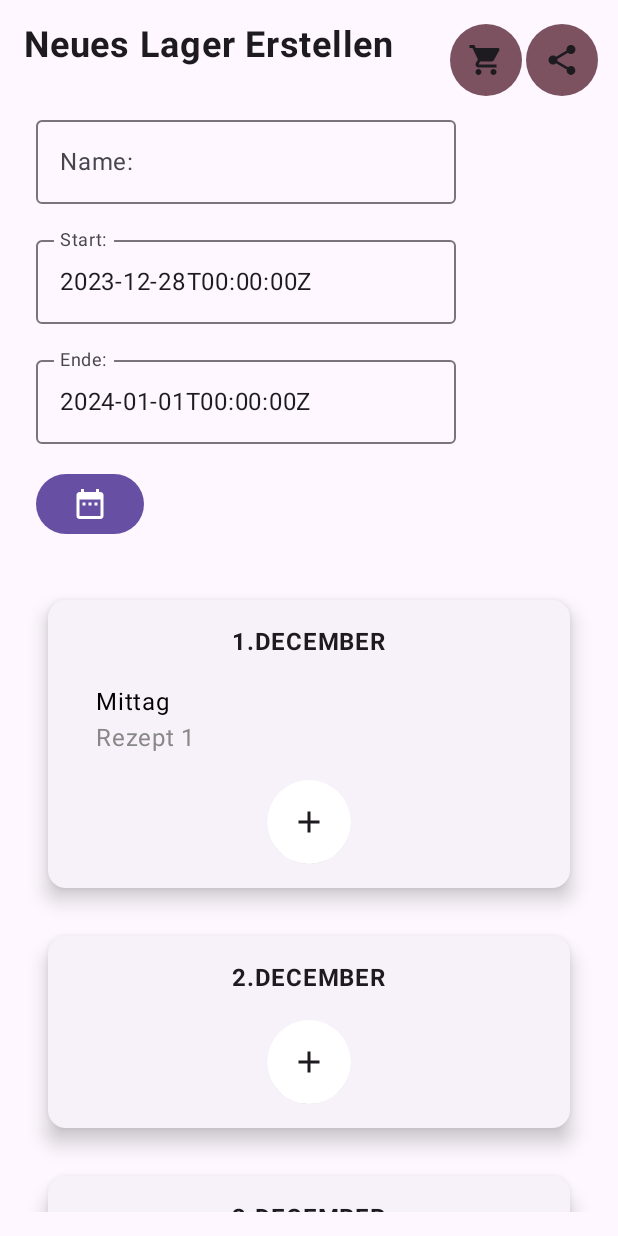
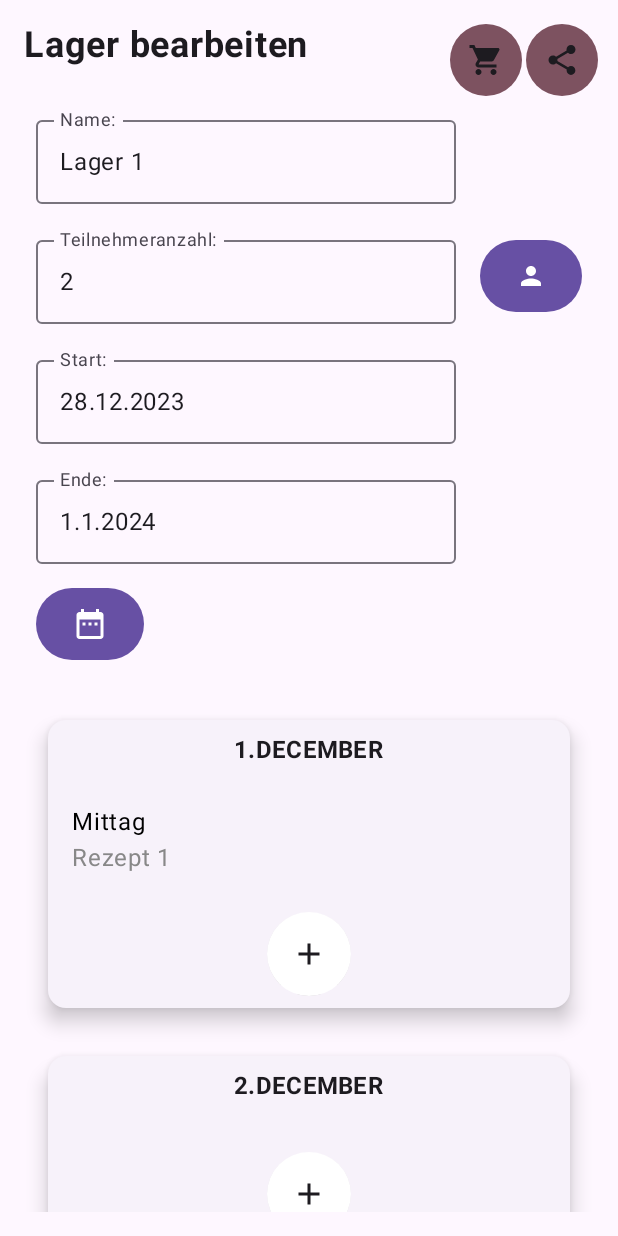
Before and after one commit to fkischewski99/futterbock_app, an Android app built with Jetpack Compose: the screen it shows after launch (MainActivity), after a tap on "ab", on a phone screen of 412 x 824 dp. Run offline under Robolectric (Android 15) with nearby library versions, the phone set to English and light mode, and no system bars; our stand-ins replace Compose Multiplatform resources, Voyager.

Commit message:
Added delete button

```diff
--- a/shared/src/commonMain/kotlin/App.kt
+++ b/shared/src/commonMain/kotlin/App.kt
@@ -9,7 +9,6 @@ import cafe.adriel.voyager.navigator.Navigator
 import cafe.adriel.voyager.transitions.SlideTransition
 import org.jetbrains.compose.resources.ExperimentalResourceApi
 import view.homescreen.HomeScreen
-import view.new_meal_screenimport.NewMealPage
 
 @OptIn(ExperimentalResourceApi::class, ExperimentalMaterial3Api::class)
 @Composable
--- a/shared/src/commonMain/kotlin/view/homescreen/EventOverview.kt
+++ b/shared/src/commonMain/kotlin/view/homescreen/EventOverview.kt
@@ -13,16 +13,44 @@ import model.Event
 import model.toListItem
 import kotlinx.datetime.LocalDate
 import view.new_event.NewEventScreen
+import view.shared.ListItem
 
 @OptIn(ExperimentalMaterial3Api::class)
 @Composable
 fun EventOverview() {
     MaterialTheme {
-        val event = Event( "id", LocalDate.parse("2023-12-01"),  LocalDate.parse("2023-12-05"), "stammeslager", "ab", "yoyo", ArrayList(), "ab", ArrayList());
-        val pastEvent = Event( "id", LocalDate.parse("2023-12-08"),  LocalDate.parse("2023-12-10"), "stammeslager", "ab", "yoyo", ArrayList(), "ab", ArrayList());
-        var currentList by remember { mutableStateOf(listOf(event.toListItem())) }
-        var pastList by remember { mutableStateOf(listOf(pastEvent.toListItem())) }
+        val event = Event(
+            "id",
+            LocalDate.parse("2023-12-01"),
+            LocalDate.parse("2023-12-05"),
+            "stammeslager",
+            "ab",
+            "yoyo",
+            ArrayList(),
+            "ab",
+            ArrayList()
+        );
+        val pastEvent = Event(
+            "id",
+            LocalDate.parse("2023-12-08"),
+            LocalDate.parse("2023-12-10"),
+            "stammeslager",
+            "ab",
+            "yoyo",
+            ArrayList(),
+            "ab",
+            ArrayList()
+        );
+
+        // Create a mutable state for the list
+        var currentList by mutableStateOf(mutableStateListOf(event.toListItem()))
+        var pastList by mutableStateOf(listOf(pastEvent.toListItem()))
         val navigator = LocalNavigator.currentOrThrow
+
+        fun deleteItemFromCurrentList(item: ListItem){
+            //TODO actually remove item
+            currentList.remove(item);
+        }
 
 
         Scaffold(
@@ -32,16 +60,22 @@ fun EventOverview() {
                 )
             }
         ) {
-            Column (
+            Column(
                 modifier = Modifier.padding(top = 45.dp)
-            ){
+            ) {
                 // Your screen content
 
-                CardWithList("Aktuelle Lager", currentList, addItemToList = {navigator.push(NewEventScreen(null))})
-                CardWithList("Vergangene Lager", pastList,)
+                CardWithList(
+                    "Aktuelle Lager",
+                    currentList,
+                    addItemToList = { navigator.push(NewEventScreen(null)) },
+                    onDeleteClick = {deleteItemFromCurrentList(it)}
+                )
+                CardWithList("Vergangene Lager", pastList)
             }
         }
     }
 
 
+
 }
--- a/shared/src/commonMain/kotlin/view/new_event/NewEventPage.kt
+++ b/shared/src/commonMain/kotlin/view/new_event/NewEventPage.kt
@@ -9,6 +9,7 @@ import androidx.compose.foundation.shape.RoundedCornerShape
 import androidx.compose.foundation.verticalScroll
 import androidx.compose.material.icons.Icons
 import androidx.compose.material.icons.filled.DateRange
+import androidx.compose.material.icons.filled.Person
 import androidx.compose.material.icons.filled.Share
 import androidx.compose.material.icons.filled.ShoppingCart
 import androidx.compose.material3.*
@@ -39,11 +40,11 @@ import view.new_meal_screen.NewMealScreen
 import kotlin.time.Duration.Companion.days
 
 
-@OptIn(ExperimentalMaterial3Api::class)
+@OptIn(ExperimentalMaterial3Api::class, ExperimentalLayoutApi::class)
 @Composable
 fun NewEventPage(event: Event) {
     val navigator = LocalNavigator.currentOrThrow
-    var name by remember { mutableStateOf(TextFieldValue()) }
+    var name by remember { mutableStateOf(TextFieldValue(event.name)) }
     var mealsGroupedByDate by remember {
         mutableStateOf<Map<LocalDate, MutableList<Meal>>>(mutableMapOf())
     }
@@ -74,7 +75,7 @@ fun NewEventPage(event: Event) {
     }
 
     val navigateToNewListItem: () -> Unit = {
-        navigator.push(NewMealScreen())
+        navigator.push(NewMealScreen(event.participantsSchedule))
     }
 
     val onDateSelectFunction: (selectedStartMilis: Long, selectedEndMilis: Long) -> Unit =
@@ -94,14 +95,14 @@ fun NewEventPage(event: Event) {
             modifier = Modifier.fillMaxSize()
         ) {
             Column(
-                modifier = Modifier.padding(16.dp).verticalScroll(rememberScrollState())
+                modifier = Modifier.padding(16.dp).verticalScroll(rememberScrollState()).fillMaxWidth()
             ) {
                 Row(
                     horizontalArrangement = Arrangement.SpaceBetween,
                     modifier = Modifier.fillMaxWidth()
                 ) {
                     Text(
-                        text = "Neues Lager Erstellen",
+                        text = "Lager bearbeiten",
                         fontSize = 24.sp,
                         fontWeight = FontWeight.Bold,
                         modifier = Modifier.padding(bottom = 16.dp).weight(1f),
@@ -132,13 +133,40 @@ fun NewEventPage(event: Event) {
                     }
                 }
 
-                Row() {
+                Row(
+                    modifier = Modifier.fillMaxWidth()
+                ) {
                     OutlinedTextField(
                         value = name.text,
                         onValueChange = { name = TextFieldValue(it) },
                         label = { Text("Name:") },
                         modifier = Modifier.padding(8.dp)
                     )
+                }
+                Row(
+                    modifier = Modifier.fillMaxWidth()
+                ) {
+                    OutlinedTextField(
+                        value = "" + event.participantsSchedule.size,
+                        readOnly = true,
+                        onValueChange = { },
+                        label = { Text("Teilnehmeranzahl:") },
+                        modifier = Modifier.padding(8.dp)
+                    )
+                    Button(
+                        // Calendar icon to open DatePicker
+                        onClick = {
+                            //TODO Navigate to Teilnehmerliste
+                        },
+                        modifier = Modifier
+                            .padding(8.dp).height(IntrinsicSize.Min).align(Alignment.CenterVertically),
+
+                        ) {
+                        Icon(
+                            imageVector = Icons.Default.Person,
+                            contentDescription = "Person",
+                        )
+                    }
                 }
                 SimpleDateRangePickerInDatePickerDialog(
                     onDateSelectFunction
@@ -147,7 +175,7 @@ fun NewEventPage(event: Event) {
                 mealsGroupedByDate.forEach { it ->
                     CardWithList(
                         "" + it.key.dayOfMonth + "." + it.key.month,
-                        it.value.map { meal -> meal.toListItem() }, navigateToNewListItem
+                        it.value.map { meal -> meal.toListItem() }.toMutableList(), navigateToNewListItem
                     )
                 }
 
--- a/shared/src/commonMain/kotlin/view/new_event/SimpleDateRangePicker.kt
+++ b/shared/src/commonMain/kotlin/view/new_event/SimpleDateRangePicker.kt
@@ -1,13 +1,12 @@
 package view.new_event
 
 import androidx.compose.foundation.layout.Arrangement
-import androidx.compose.foundation.layout.Column
 import androidx.compose.foundation.layout.ExperimentalLayoutApi
 import androidx.compose.foundation.layout.FlowRow
-import androidx.compose.foundation.layout.Row
+import androidx.compose.foundation.layout.IntrinsicSize
 import androidx.compose.foundation.layout.fillMaxWidth
+import androidx.compose.foundation.layout.height
 import androidx.compose.foundation.layout.padding
-import androidx.compose.foundation.layout.size
 import androidx.compose.foundation.shape.RoundedCornerShape
 import androidx.compose.material.icons.Icons
 import androidx.compose.material.icons.filled.DateRange
@@ -17,12 +16,10 @@ import androidx.compose.material3.DateRangePicker
 import androidx.compose.material3.DisplayMode
 import androidx.compose.material3.ExperimentalMaterial3Api
 import androidx.compose.material3.Icon
-import androidx.compose.material3.IconButton
 import androidx.compose.material3.OutlinedTextField
 import androidx.compose.material3.Text
 import androidx.compose.material3.TextButton
 import androidx.compose.material3.rememberDateRangePickerState
-
 import androidx.compose.runtime.Composable
 import androidx.compose.runtime.getValue
 import androidx.compose.runtime.mutableStateOf
@@ -30,16 +27,10 @@ import androidx.compose.runtime.remember
 import androidx.compose.runtime.setValue
 import androidx.compose.ui.Alignment
 import androidx.compose.ui.Modifier
-import androidx.compose.ui.text.SpanStyle
-import androidx.compose.ui.text.buildAnnotatedString
-import androidx.compose.ui.text.font.FontWeight
-import androidx.compose.ui.text.input.TextFieldValue
-import androidx.compose.ui.text.withStyle
 import androidx.compose.ui.unit.dp
 import kotlinx.datetime.Clock
 import kotlinx.datetime.Instant
-import kotlinx.datetime.LocalDate
-import kotlinx.datetime.LocalDateTime
+import kotlinx.datetime.toLocalDateTime
 import kotlin.time.Duration.Companion.days
 
 @Composable
@@ -52,35 +43,38 @@ fun SimpleDateRangePickerInDatePickerDialog(onSelect: ((selectedStartMilis: Long
         yearRange = IntRange(2023, 2100),
         initialDisplayMode = DisplayMode.Picker
     )
+
+    fun formatDate(time: Long): String {
+        val date = Instant.fromEpochMilliseconds(time)
+            .toLocalDateTime(kotlinx.datetime.TimeZone.currentSystemDefault()).date
+        return "" + date.dayOfMonth + "." + date.monthNumber + "." + date.year;
+    }
     //onSelect(dateRangePickerState.selectedStartDateMillis!!, dateRangePickerState.selectedEndDateMillis!!);
     FlowRow (
         horizontalArrangement = Arrangement.Start,
+        modifier = Modifier.fillMaxWidth(),
     ) {
         OutlinedTextField(
             value = "" + dateRangePickerState.selectedStartDateMillis?.let {
-                Instant.fromEpochMilliseconds(
-                    it
-                )
+                formatDate(it)
             },
             label = { Text("Start:") },
             onValueChange = { },
             readOnly = true,
             enabled = true,
             modifier = Modifier
-                .padding(8.dp)
+                .padding(8.dp).height(IntrinsicSize.Min)
         )
         OutlinedTextField(
             value = "" + dateRangePickerState.selectedEndDateMillis?.let {
-                Instant.fromEpochMilliseconds(
-                    it
-                )
+                formatDate(it)
             },
             label = { Text("Ende:") },
             onValueChange = { },
             readOnly = true,
             enabled = true,
             modifier = Modifier
-                .padding(8.dp)
+                .padding(8.dp).height(IntrinsicSize.Min)
         )
         Button(
             // Calendar icon to open DatePicker
@@ -88,13 +82,12 @@ fun SimpleDateRangePickerInDatePickerDialog(onSelect: ((selectedStartMilis: Long
                 showDatePicker = true
             },
             modifier = Modifier
-                .padding(8.dp),
+                .padding(8.dp).height(IntrinsicSize.Min).align(Alignment.CenterVertically),
 
             ) {
             Icon(
                 imageVector = Icons.Default.DateRange,
                 contentDescription = "Calendar",
-                modifier = Modifier.size(24.dp)
             )
         }
     }
--- a/shared/src/commonMain/kotlin/view/new_meal_screen/NewMealPage.kt
+++ b/shared/src/commonMain/kotlin/view/new_meal_screen/NewMealPage.kt
@@ -1,4 +1,4 @@
-package view.new_meal_screenimport
+package view.new_meal_screen
 
 import androidx.compose.foundation.clickable
 import androidx.compose.foundation.layout.Arrangement
@@ -33,11 +33,12 @@ import androidx.compose.ui.text.style.TextAlign
 import androidx.compose.ui.unit.dp
 import cafe.adriel.voyager.navigator.LocalNavigator
 import cafe.adriel.voyager.navigator.currentOrThrow
+import model.Participant
 import view.recepie_overview_screen.RecepieScreen
 
 @OptIn(ExperimentalMaterial3Api::class)
 @Composable
-fun NewMealPage(onSearch: (String) -> Unit) {
+fun NewMealPage(participants: List<Participant>) {
     val navigator = LocalNavigator.currentOrThrow
     var searchText by remember { mutableStateOf("") }
     var active by remember { mutableStateOf(false) }
@@ -141,7 +142,7 @@ fun NewMealPage(onSearch: (String) -> Unit) {
                     Spacer(modifier = Modifier.height(16.dp))
 
                     // Replace this with your recipe content
-                    RecipeWithMembers()
+                    RecipeWithMembers(participants)
                 }
             }
         }
@@ -149,8 +150,8 @@ fun NewMealPage(onSearch: (String) -> Unit) {
 }
 
 @Composable
-fun RecipeWithMembers() {
-    val members = listOf("Frederik K", "Ronja W", "Young Flex", "Old Flex") // Example members
+fun RecipeWithMembers(participants: List<Participant>) {
+    val members = participants.map { it.firstName + " " + it.lastName } // Example members
     val checkedState = remember {
         mutableStateMapOf<String, Boolean>().apply {
             members.forEach { member ->
--- a/shared/src/commonMain/kotlin/view/new_meal_screen/NewMealScreen.kt
+++ b/shared/src/commonMain/kotlin/view/new_meal_screen/NewMealScreen.kt
@@ -2,11 +2,11 @@ package view.new_meal_screen
 
 import androidx.compose.runtime.Composable
 import cafe.adriel.voyager.core.screen.Screen
-import view.new_meal_screenimport.NewMealPage
+import model.Participant
 
-class NewMealScreen: Screen {
+class NewMealScreen(private val participants: List<Participant>): Screen {
     @Composable
     override fun Content() {
-        NewMealPage {  }
+        NewMealPage(participants = participants)
     }
 }
--- a/shared/src/commonMain/kotlin/view/shared/CardWithList.kt
+++ b/shared/src/commonMain/kotlin/view/shared/CardWithList.kt
@@ -6,6 +6,7 @@ import androidx.compose.foundation.lazy.items
 import androidx.compose.foundation.shape.RoundedCornerShape
 import androidx.compose.material.icons.Icons
 import androidx.compose.material.icons.filled.Add
+import androidx.compose.material.icons.filled.Delete
 import androidx.compose.material3.*
 import androidx.compose.runtime.Composable
 import androidx.compose.ui.Alignment
@@ -21,34 +22,37 @@ import cafe.adriel.voyager.navigator.currentOrThrow
 import view.shared.ListItem
 
 @Composable
-fun CardWithList(title: String, listItems: List<ListItem>, addItemToList: (() -> Unit)? = null) {
+fun CardWithList(
+    title: String,
+    listItems: List<ListItem>,
+    addItemToList: (() -> Unit)? = null,
+    onDeleteClick: ((ListItem) -> Unit)? = null
+) {
     ElevatedCard(
         modifier = Modifier.fillMaxWidth().padding(16.dp),
         elevation = CardDefaults.cardElevation(8.dp)
     ) {
-        Column(
-            modifier = Modifier.padding(16.dp)
-        ) {
         Row(
             horizontalArrangement = Arrangement.Center,
-                modifier = Modifier.fillMaxWidth()
+            modifier = Modifier.fillMaxWidth().padding(8.dp)
         ) {
             Text(
                 text = title,
                 fontWeight = FontWeight.Bold,
+                style = MaterialTheme.typography.titleMedium
             )
         }
 
         listItems.forEach { listItem ->
-                ListItemComponent(listItem = listItem)
+            ListItemComponent(listItem = listItem, onDeleteClick = onDeleteClick)
         }
-            if(listItems.isEmpty()){
+        if (listItems.isEmpty()) {
             Spacer(Modifier.height(16.dp))
         }
 
         Row(
             horizontalArrangement = Arrangement.Center,
-                modifier = Modifier.fillMaxWidth()
+            modifier = Modifier.fillMaxWidth().padding(8.dp)
         ) {
             addItemToList?.let {
                 FloatingActionButton(
@@ -62,20 +66,34 @@ fun CardWithList(title: String, listItems: List<ListItem>, addItemToList: (() ->
                 }
             }
         }
-
-
-        }
     }
 }
 
 @Composable
-fun ListItemComponent(listItem: ListItem) {
+fun ListItemComponent(listItem: ListItem, onDeleteClick: ((ListItem) -> Unit)? = null) {
     val navigator = LocalNavigator.currentOrThrow
 
-    Column(modifier = Modifier.fillMaxWidth().clickable {
+    Row(modifier = Modifier.fillMaxWidth().clickable {
         navigator.push(listItem.navigateTo())
     }.padding(16.dp)) {
+        Column {
             Text(text = listItem.getTitle(), color = Color.Black)
             Text(text = listItem.getSubtitle(), color = Color.Gray)
         }
+        if (
+            onDeleteClick != null
+        ) {
+            Spacer(modifier = Modifier.weight(1f))
+            IconButton(
+                onClick = { onDeleteClick(listItem) },
+                modifier = Modifier.padding(end = 8.dp),
+            ) {
+                Icon(
+                    imageVector = Icons.Default.Delete,
+                    contentDescription = "Delete Item",
+                    tint = Color.Red
+                )
             }
+        }
+    }
+}
```
Lines whose indentation alone changed are shown as unchanged.
